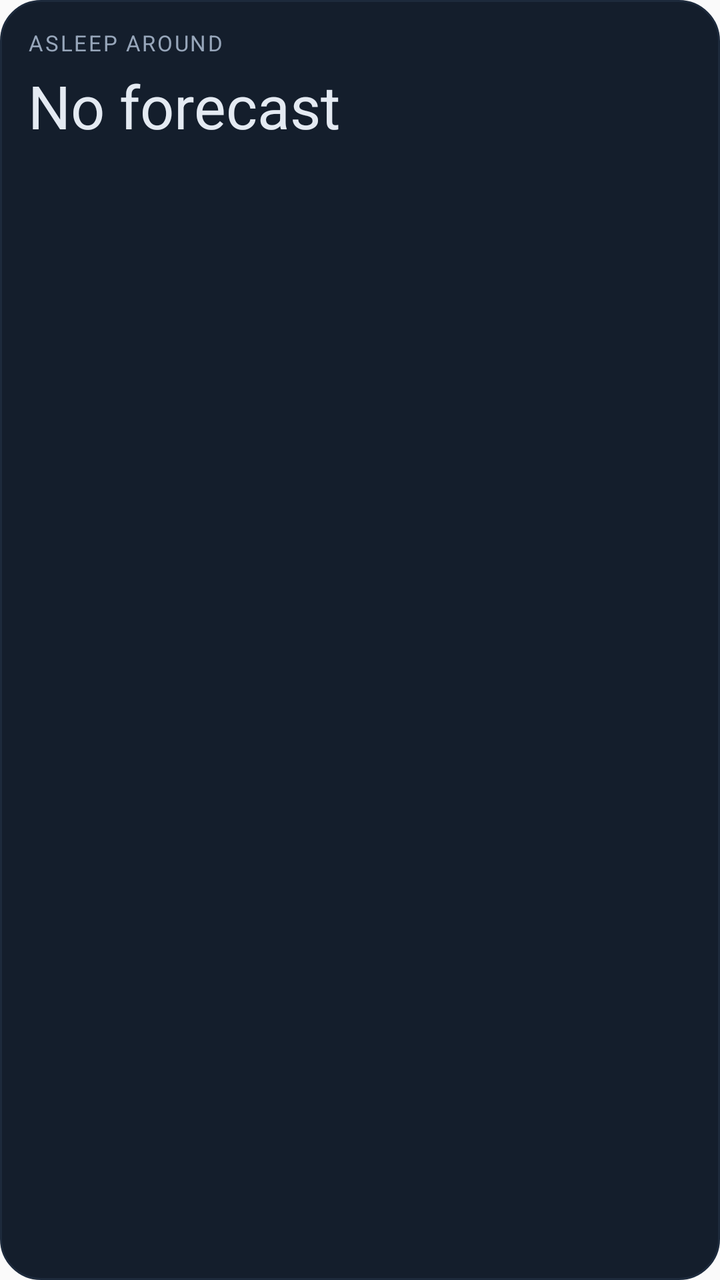
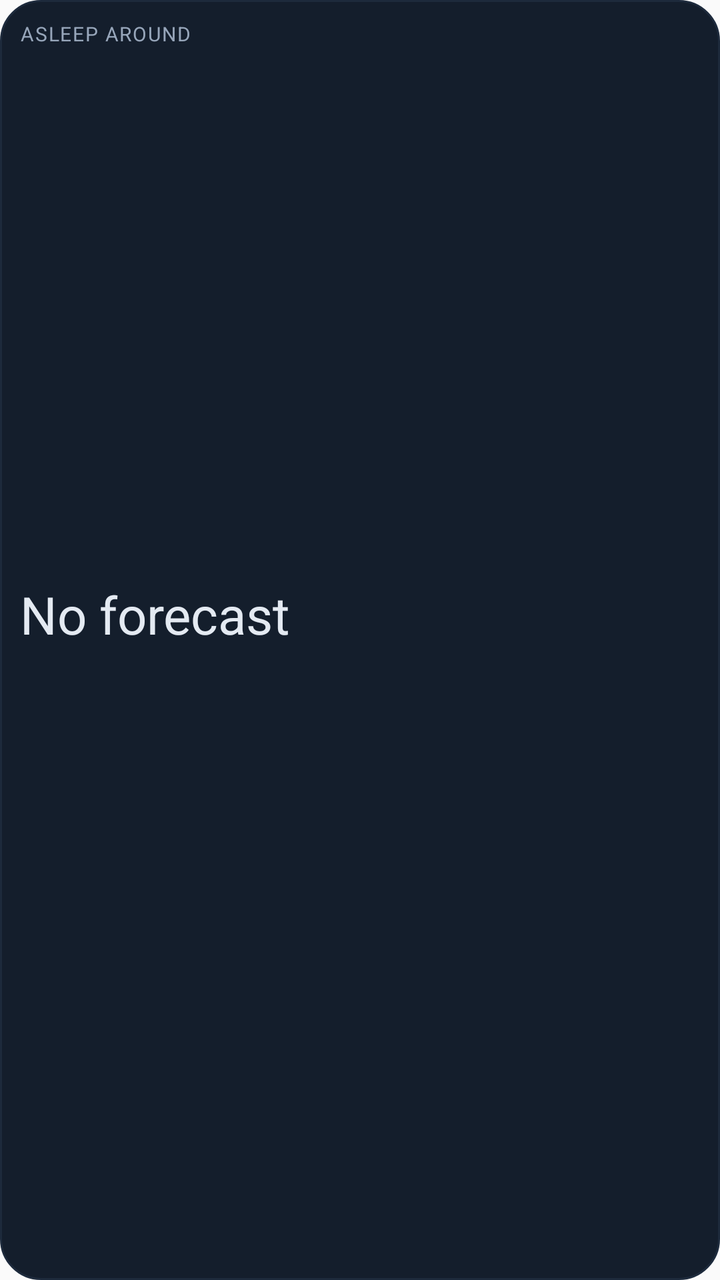

Screens rendered from an Android XML layout before and after an edit, with the pre-edit source and the edit as a unified diff.
<!-- AndroidManifest.xml: application theme Theme.AppCompat.DayNight.NoActionBar -->
<!-- res/layout/widget_forecast.xml -->
<?xml version="1.0" encoding="utf-8"?>
<LinearLayout xmlns:android="http://schemas.android.com/apk/res/android"
    android:id="@+id/widget_root"
    android:layout_width="match_parent"
    android:layout_height="match_parent"
    android:orientation="vertical"
    android:background="@drawable/widget_bg"
    android:padding="14dp">

    <TextView
        android:id="@+id/widget_title"
        android:layout_width="wrap_content"
        android:layout_height="wrap_content"
        android:text="@string/widget_title"
        android:textColor="#97A6BA"
        android:textSize="11sp"
        android:letterSpacing="0.08"
        android:maxLines="1" />

    <TextView
        android:id="@+id/widget_value"
        android:layout_width="wrap_content"
        android:layout_height="wrap_content"
        android:layout_marginTop="4dp"
        android:textColor="#E4EAF2"
        android:textSize="30sp"
        android:maxLines="1"
        android:text="@string/widget_none" />

    <TextView
        android:id="@+id/widget_range"
        android:layout_width="wrap_content"
        android:layout_height="wrap_content"
        android:layout_marginTop="2dp"
        android:textColor="#4FD1C5"
        android:textSize="13sp"
        android:maxLines="1" />

    <TextView
        android:id="@+id/widget_gate"
        android:layout_width="wrap_content"
        android:layout_height="wrap_content"
        android:layout_marginTop="6dp"
        android:textColor="#97A6BA"
        android:textSize="12sp"
        android:maxLines="1" />

</LinearLayout>
<!-- resources referenced by this layout -->
<resources>
  <!-- drawable widget_bg (drawable) -->
  <?xml version="1.0" encoding="utf-8"?>
  <shape xmlns:android="http://schemas.android.com/apk/res/android"
      android:shape="rectangle">
      <solid android:color="#141E2C" />
      <corners android:radius="20dp" />
      <stroke
          android:width="1dp"
          android:color="#1D2A3C" />
  </shape>
  <string name="widget_none">No forecast</string>
  <string name="widget_title">ASLEEP AROUND</string>
</resources>

<!-- the commit's change to res/layout/widget_forecast.xml (unified diff, before → after) -->
@@ -5,44 +5,58 @@
     android:layout_height="match_parent"
     android:orientation="vertical"
     android:background="@drawable/widget_bg"
-    android:padding="14dp">
+    android:padding="10dp">
 
+    
     <TextView
         android:id="@+id/widget_title"
-        android:layout_width="wrap_content"
+        android:layout_width="match_parent"
         android:layout_height="wrap_content"
         android:text="@string/widget_title"
         android:textColor="#97A6BA"
-        android:textSize="11sp"
-        android:letterSpacing="0.08"
+        android:textSize="10sp"
+        android:letterSpacing="0.06"
+        android:ellipsize="end"
         android:maxLines="1" />
 
     <TextView
         android:id="@+id/widget_value"
-        android:layout_width="wrap_content"
-        android:layout_height="wrap_content"
-        android:layout_marginTop="4dp"
+        android:layout_width="match_parent"
+        android:layout_height="0dp"
+        android:layout_weight="1"
+        android:layout_marginTop="2dp"
         android:textColor="#E4EAF2"
-        android:textSize="30sp"
         android:maxLines="1"
+        android:gravity="center_vertical|start"
+        android:autoSizeTextType="uniform"
+        android:autoSizeMinTextSize="14sp"
+        android:autoSizeMaxTextSize="26sp"
+        android:autoSizeStepGranularity="1sp"
         android:text="@string/widget_none" />
 
     <TextView
         android:id="@+id/widget_range"
-        android:layout_width="wrap_content"
+        android:layout_width="match_parent"
         android:layout_height="wrap_content"
-        android:layout_marginTop="2dp"
         android:textColor="#4FD1C5"
-        android:textSize="13sp"
-        android:maxLines="1" />
+        android:maxLines="1"
+        android:ellipsize="end"
+        android:autoSizeTextType="uniform"
+        android:autoSizeMinTextSize="9sp"
+        android:autoSizeMaxTextSize="12sp"
+        android:autoSizeStepGranularity="1sp" />
 
     <TextView
         android:id="@+id/widget_gate"
-        android:layout_width="wrap_content"
+        android:layout_width="match_parent"
         android:layout_height="wrap_content"
-        android:layout_marginTop="6dp"
+        android:layout_marginTop="3dp"
         android:textColor="#97A6BA"
-        android:textSize="12sp"
-        android:maxLines="1" />
+        android:maxLines="1"
+        android:ellipsize="end"
+        android:autoSizeTextType="uniform"
+        android:autoSizeMinTextSize="9sp"
+        android:autoSizeMaxTextSize="11sp"
+        android:autoSizeStepGranularity="1sp" />
 
 </LinearLayout>
